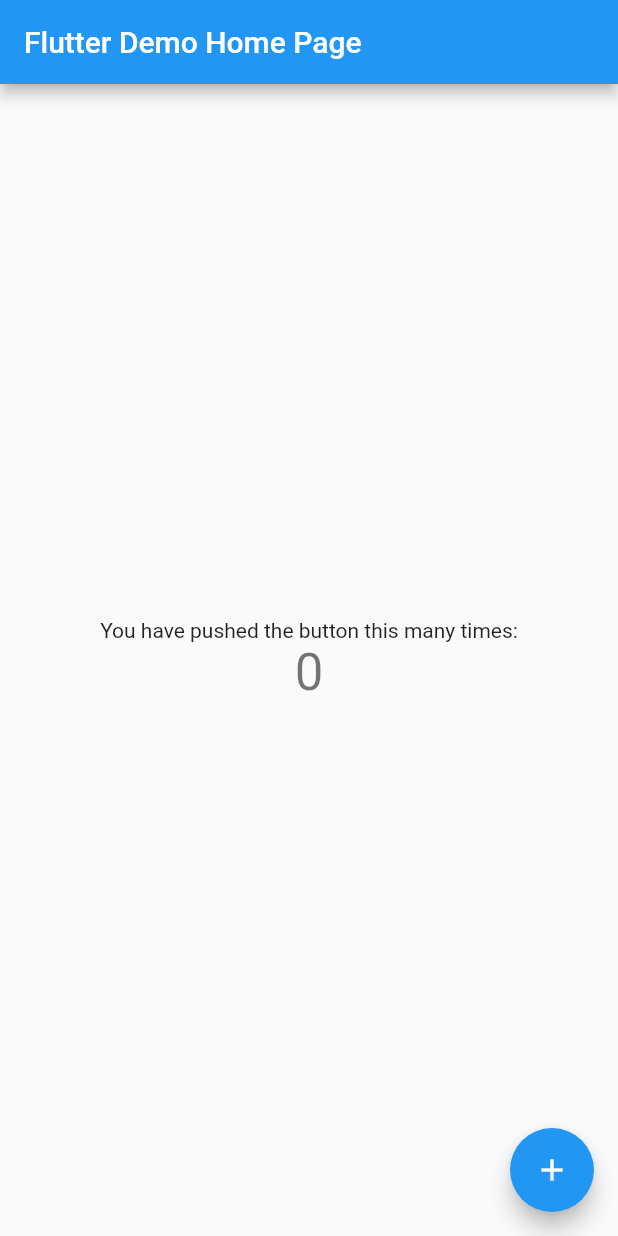
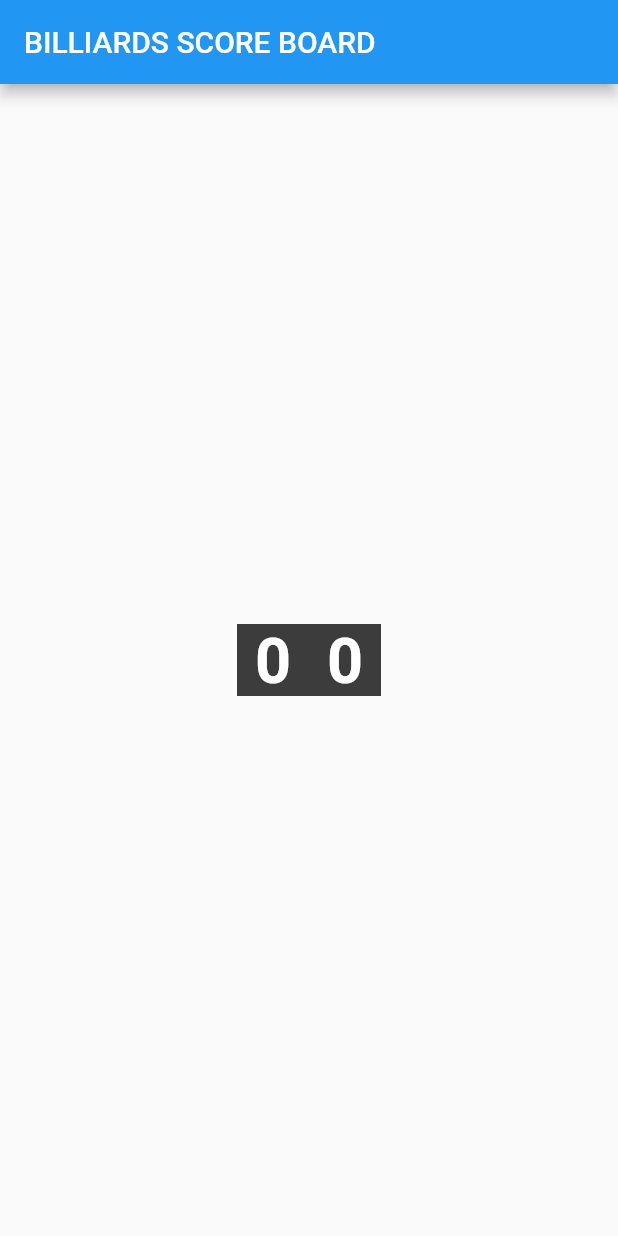
Before and after one commit to sohismyson/billiards_score, a Flutter app: the screen it shows after launch, on a phone screen of 412 x 824 dp. Run offline on Flutter 3.47's test engine with Material 2 defaults, Android fonts, the phone set to English and light mode, and no system bars.

Commit message:
ホームとゲストそれぞれでゲームカウントを加算できるよう実装

```diff
--- a/lib/main.dart
+++ b/lib/main.dart
@@ -9,7 +9,7 @@ class MyApp extends StatelessWidget {
   @override
   Widget build(BuildContext context) {
     return MaterialApp(
-      title: 'Flutter Demo',
+      title: 'BILLIARDS SCORE BOARD',
       theme: ThemeData(
         // This is the theme of your application.
         //
@@ -26,22 +26,13 @@ class MyApp extends StatelessWidget {
         // closer together (more dense) than on mobile platforms.
         visualDensity: VisualDensity.adaptivePlatformDensity,
       ),
-      home: MyHomePage(title: 'Flutter Demo Home Page'),
+      home: MyHomePage(title: 'BILLIARDS SCORE BOARD'),
     );
   }
 }
 
 class MyHomePage extends StatefulWidget {
   MyHomePage({Key key, this.title}) : super(key: key);
-
-  // This widget is the home page of your application. It is stateful, meaning
-  // that it has a State object (defined below) that contains fields that affect
-  // how it looks.
-
-  // This class is the configuration for the state. It holds the values (in this
-  // case the title) provided by the parent (in this case the App widget) and
-  // used by the build method of the State. Fields in a Widget subclass are
-  // always marked "final".
 
   final String title;
 
@@ -50,68 +41,76 @@ class MyHomePage extends StatefulWidget {
 }
 
 class _MyHomePageState extends State<MyHomePage> {
-  int _counter = 0;
+  int _homePlayerCounter = 0;
+  int _guestPlayerCounter = 0;
 
-  void _incrementCounter() {
+  void _homePlayerIncrementCounter() {
     setState(() {
-      // This call to setState tells the Flutter framework that something has
-      // changed in this State, which causes it to rerun the build method below
-      // so that the display can reflect the updated values. If we changed
-      // _counter without calling setState(), then the build method would not be
-      // called again, and so nothing would appear to happen.
-      _counter++;
+      _homePlayerCounter++;
+    });
+  }
+
+  void _guestPlayerIncrementCounter() {
+    setState(() {
+      _guestPlayerCounter++;
     });
   }
 
   @override
   Widget build(BuildContext context) {
-    // This method is rerun every time setState is called, for instance as done
-    // by the _incrementCounter method above.
-    //
-    // The Flutter framework has been optimized to make rerunning build methods
-    // fast, so that you can just rebuild anything that needs updating rather
-    // than having to individually change instances of widgets.
     return Scaffold(
       appBar: AppBar(
-        // Here we take the value from the MyHomePage object that was created by
-        // the App.build method, and use it to set our appbar title.
         title: Text(widget.title),
       ),
       body: Center(
-        // Center is a layout widget. It takes a single child and positions it
-        // in the middle of the parent.
-        child: Column(
-          // Column is also a layout widget. It takes a list of children and
-          // arranges them vertically. By default, it sizes itself to fit its
-          // children horizontally, and tries to be as tall as its parent.
-          //
-          // Invoke "debug painting" (press "p" in the console, choose the
-          // "Toggle Debug Paint" action from the Flutter Inspector in Android
-          // Studio, or the "Toggle Debug Paint" command in Visual Studio Code)
-          // to see the wireframe for each widget.
-          //
-          // Column has various properties to control how it sizes itself and
-          // how it positions its children. Here we use mainAxisAlignment to
-          // center the children vertically; the main axis here is the vertical
-          // axis because Columns are vertical (the cross axis would be
-          // horizontal).
+        child: Row(
           mainAxisAlignment: MainAxisAlignment.center,
           children: <Widget>[
-            Text(
-              'You have pushed the button this many times:',
+            GestureDetector(
+              onTap: _homePlayerIncrementCounter,
+              child: Container(
+                child: FittedBox(
+                  fit: BoxFit.contain,
+                  child: Text(
+                    '$_homePlayerCounter',
+                    style: TextStyle(
+                      color: Color(0xFFFFFFFF),
+                      fontWeight: FontWeight.w600,
+                    ),
+                  ),
+                ),
+                color: Color(0xFF3C3C3C),
+                width: 48.0,
+                height: 48.0,
+              ),
             ),
-            Text(
-              '$_counter',
-              style: Theme.of(context).textTheme.headline4,
+            GestureDetector(
+              onTap: _guestPlayerIncrementCounter,
+              child: Container(
+                child: FittedBox(
+                  fit: BoxFit.contain,
+                  child: Text(
+                    '$_guestPlayerCounter',
+                    style: TextStyle(
+                      color: Color(0xFFFFFFFF),
+                      fontWeight: FontWeight.w600,
+                    ),
+                  ),
+                ),
+                color: Color(0xFF3C3C3C),
+                width: 48.0,
+                height: 48.0,
+              ),
             ),
           ],
         ),
       ),
-      floatingActionButton: FloatingActionButton(
+/*       floatingActionButton: FloatingActionButton(
         onPressed: _incrementCounter,
         tooltip: 'Increment',
         child: Icon(Icons.add),
       ), // This trailing comma makes auto-formatting nicer for build methods.
+ */
     );
   }
 }
```
